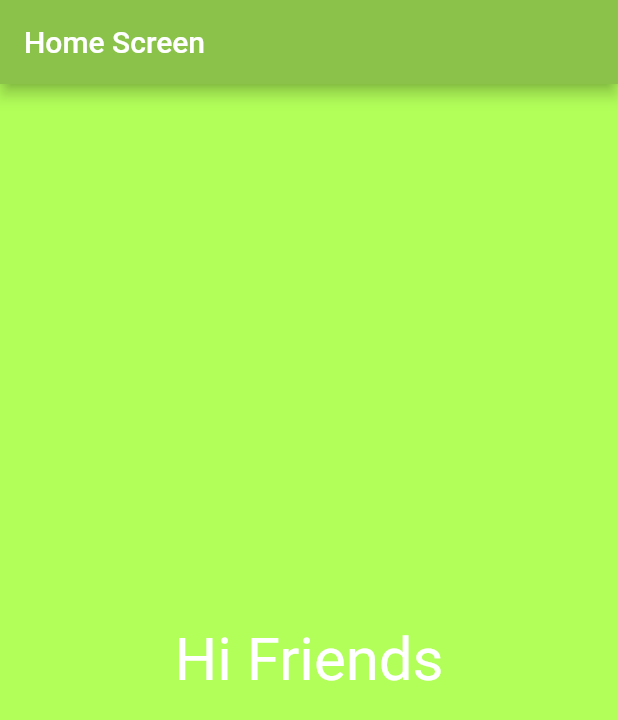
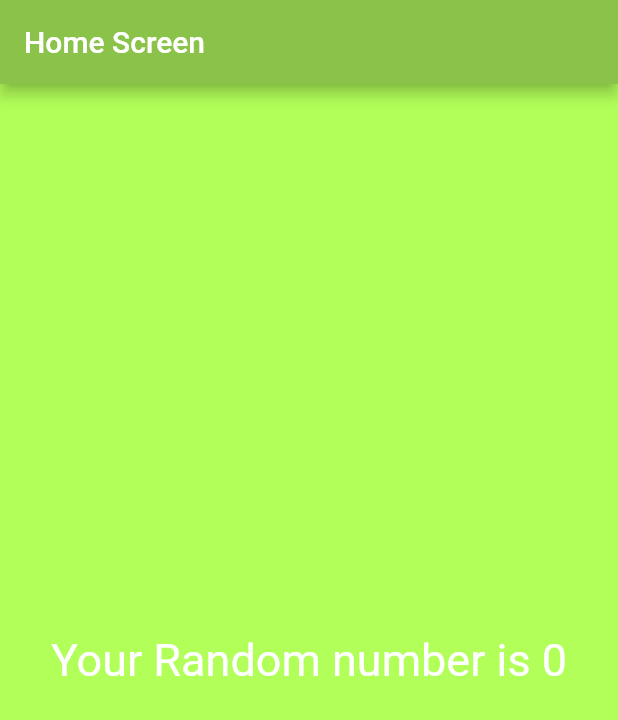
Before and after one commit to vinodyadav5799/AndroidSuperNerds-Flutter, a Flutter app: the screen it shows after launch, on a phone screen of 412 x 824 dp. Shown: the top 720 px of the screen. Run offline on Flutter 3.47's test engine with Material 2 defaults, Android fonts, the phone set to English and light mode, and no system bars.

Commit message:
return type method integration
Return type method implementation

```diff
--- a/lib/screens/FirstScreen.dart
+++ b/lib/screens/FirstScreen.dart
@@ -1,3 +1,5 @@
+import 'dart:math';
+
 import 'package:flutter/material.dart';
 
 class FirstScreen extends StatelessWidget{
@@ -7,12 +9,18 @@ class FirstScreen extends StatelessWidget{
           color: Colors.lightGreenAccent,
           child: Center(
             child: Text(
-              "Hi Friends",
+              "Your Random number is ${getRandomNumber()}",
               textDirection: TextDirection.ltr,
-              style: TextStyle(color: Colors.white, fontSize: 40.0),
+              style: TextStyle(color: Colors.white, fontSize: 30.0),
             ),
           )
       );
   }
 
+  int getRandomNumber(){
+    var number = Random();
+    int randomNumber = number.nextInt(10);
+    return randomNumber;
+  }
+
 }
```
